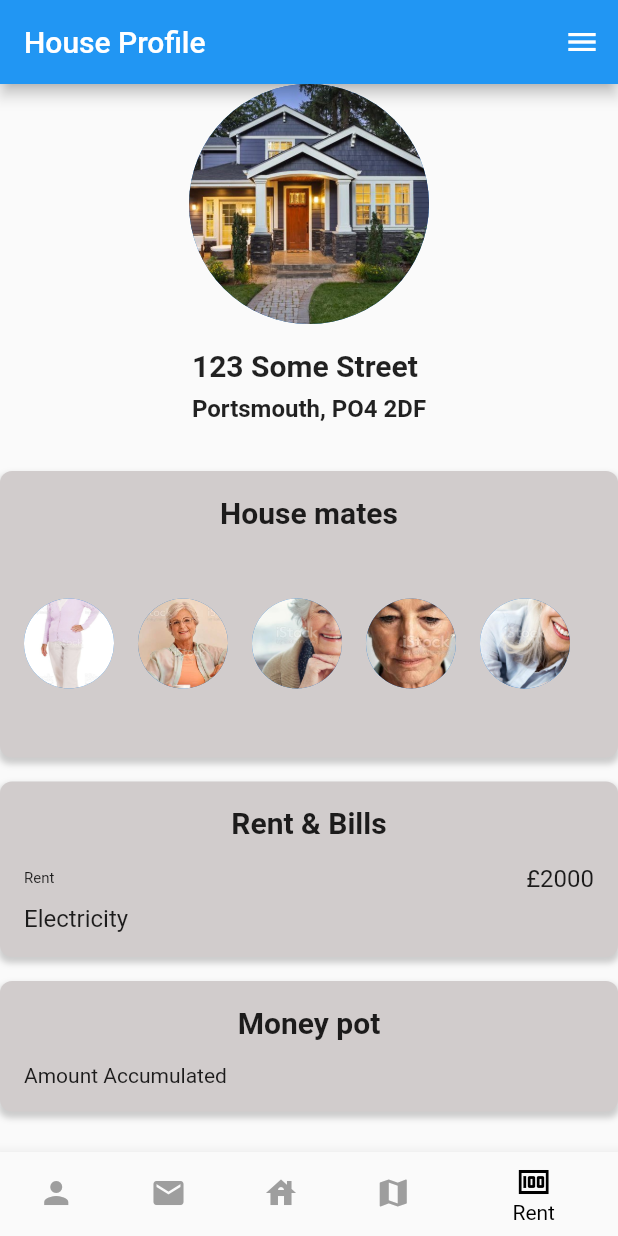
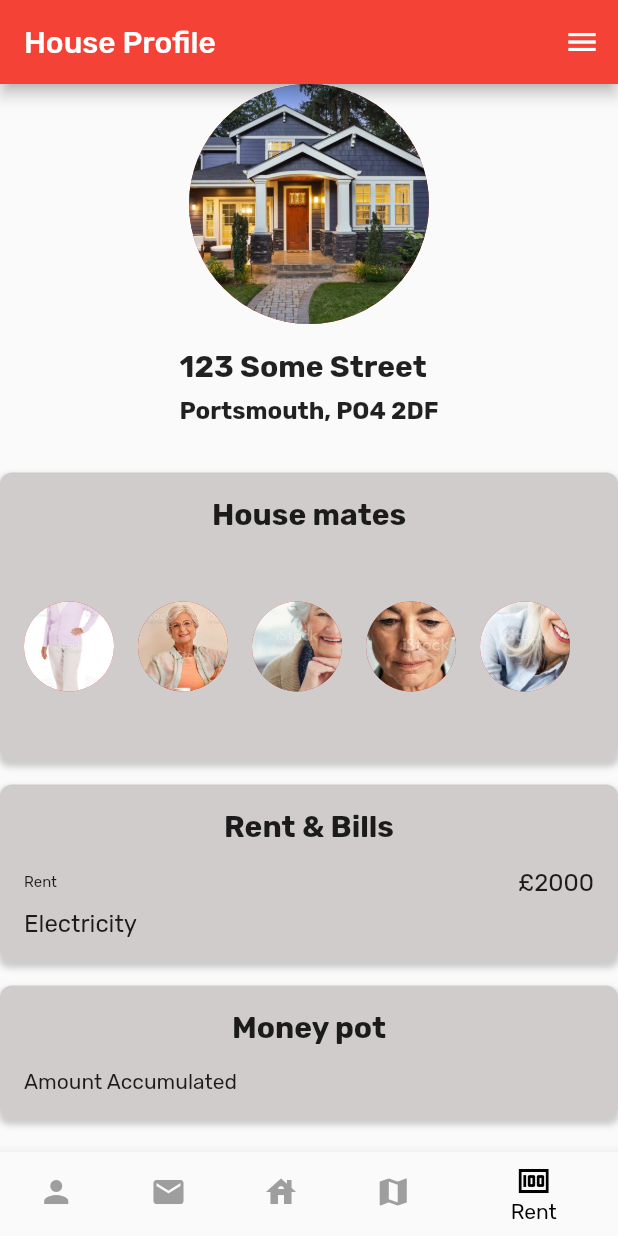
Before and after one commit to WarStoryTideTurner/SETAP-Student-Finance-Tracker, a Flutter app: the screen it shows after launch, item 5 of the bottom bar chosen, on a phone screen of 412 x 824 dp. Run offline on Flutter 3.47's test engine with Material 2 defaults, Android fonts, the phone set to English and light mode, and no system bars.

Commit message:
Fonts Updated

```diff
--- a/flutter_designs/lib/main.dart
+++ b/flutter_designs/lib/main.dart
@@ -20,9 +20,14 @@ class MyApp extends StatelessWidget {
   Widget build(BuildContext context) {
     return MaterialApp(
       title: 'Flutter Demo',
-      debugShowCheckedModeBanner: false, // Set this to false to remove the debug banner
+      debugShowCheckedModeBanner:
+          false, // Set this to false to remove the debug banner
       theme: ThemeData(
-        primarySwatch: Colors.blue,
+        primarySwatch: Colors.red,
+        textTheme: const TextTheme(
+          bodyMedium: TextStyle(fontFamily: "Rubik"),
+          labelLarge: TextStyle(fontFamily: "Rubik"),
+        ),
       ),
       home: const NavBarWidget(),
     );
--- a/flutter_designs/lib/my_rent_page.dart
+++ b/flutter_designs/lib/my_rent_page.dart
@@ -12,7 +12,10 @@ class _MyRentPageState extends State<MyRentPage> {
   Widget build(BuildContext context) {
     return Scaffold(
       appBar: AppBar(
-        title: const Text('House Profile'),
+        title: const Text(
+          'House Profile',
+          style: TextStyle(fontFamily: "Rubik"),
+        ),
       ),
       endDrawer: Drawer(
         child: ListView(
@@ -39,19 +42,24 @@ class _MyRentPageState extends State<MyRentPage> {
               ),
             ),
             ListTile(
-              title: Text("Item 1"),
+              title: const Text(
+                "Item 1",
+                style: TextStyle(fontFamily: "Rubik"),
+              ),
               onTap: () {
                 //Functionality
               },
             ),
             ListTile(
-              title: Text("Item 2"),
+              title:
+                  const Text("Item 2", style: TextStyle(fontFamily: "Rubik")),
               onTap: () {
                 //Functionality
               },
             ),
             ListTile(
-              title: Text("Item 3"),
+              title:
+                  const Text("Item 3", style: TextStyle(fontFamily: "Rubik")),
               onTap: () {
                 //Functionality
               },
@@ -76,13 +84,18 @@ class _MyRentPageState extends State<MyRentPage> {
                 children: const [
                   Text(
                     '123 Some Street',
-                    style: TextStyle(fontSize: 20, fontWeight: FontWeight.bold),
+                    style: TextStyle(
+                      fontSize: 20,
+                      fontWeight: FontWeight.bold,
+                    ),
                   ),
                   SizedBox(height: 8.0),
                   Text(
                     'Portsmouth, PO4 2DF',
-                    style:
-                        TextStyle(fontSize: 16.0, fontWeight: FontWeight.bold),
+                    style: TextStyle(
+                        fontSize: 16.0,
+                        fontWeight: FontWeight.bold,
+                        fontFamily: "Rubik"),
                   )
                 ],
               ),
@@ -109,7 +122,10 @@ class _MyRentPageState extends State<MyRentPage> {
                 const Center(
                   child: Text(
                     "House mates",
-                    style: TextStyle(fontSize: 20, fontWeight: FontWeight.bold),
+                    style: TextStyle(
+                        fontSize: 20,
+                        fontWeight: FontWeight.bold,
+                        fontFamily: "Rubik"),
                   ),
                 ),
                 const SizedBox(
@@ -183,7 +199,7 @@ class _MyRentPageState extends State<MyRentPage> {
                   children: const [
                     Text(
                       "Electricity",
-                      style: TextStyle(fontSize: 16),
+                      style: TextStyle(fontSize: 16, fontFamily: "Rubik"),
                     ),
                   ],
                 )
@@ -212,9 +228,9 @@ class _MyRentPageState extends State<MyRentPage> {
                   child: Text(
                     "Money pot",
                     style: TextStyle(
-                      fontSize: 20,
-                      fontWeight: FontWeight.bold,
-                    ),
+                        fontSize: 20,
+                        fontWeight: FontWeight.bold,
+                        fontFamily: "Rubik"),
                   ),
                 ),
                 const SizedBox(
@@ -222,7 +238,12 @@ class _MyRentPageState extends State<MyRentPage> {
                 ),
                 Row(
                     mainAxisAlignment: MainAxisAlignment.spaceBetween,
-                    children: const [Text("Amount Accumulated ")])
+                    children: const [
+                      Text(
+                        "Amount Accumulated ",
+                        style: TextStyle(fontFamily: "Rubik"),
+                      )
+                    ])
               ],
             ),
           ) //xwPadding(padding: xw)
```
